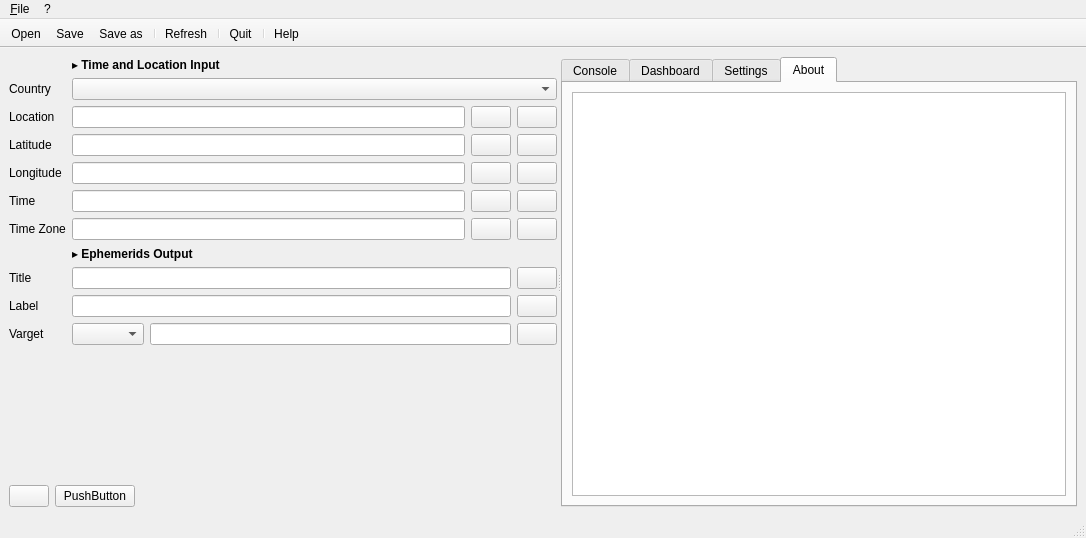
This is MainWindow.ui in jplozf/ephemeeus as Qt 5 draws it before an edit. The edited form follows.
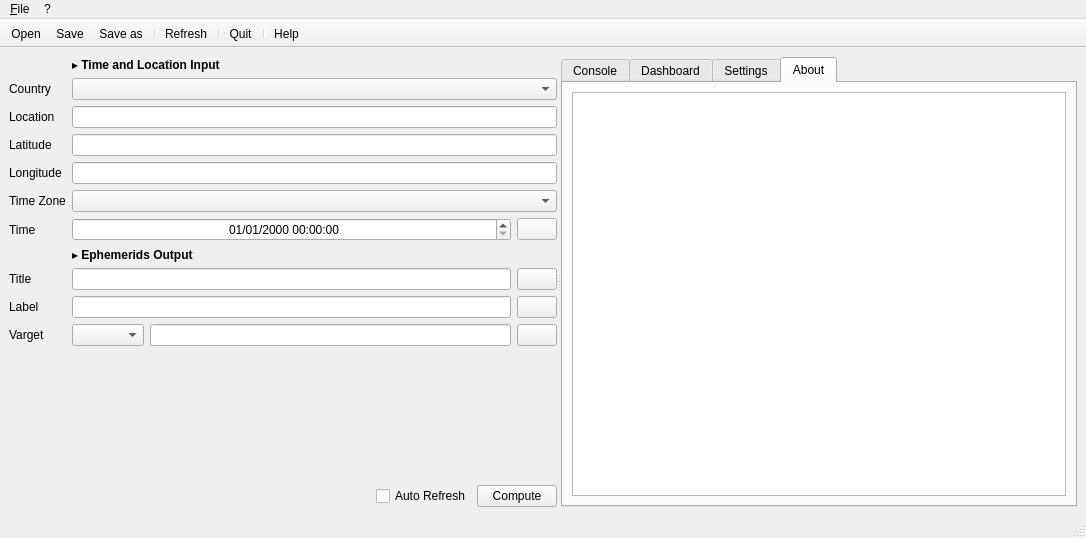
This is the edited form. Icons and pictures are not drawn.

Commit message: Fixed inputs for location & time Added MRU files list

What changed in the file:
```diff
--- a/MainWindow.ui
+++ b/MainWindow.ui
@@ -46,28 +46,6 @@
             <item>
              <widget class="QLineEdit" name="txtLocation"/>
             </item>
-            <item>
-             <widget class="QPushButton" name="pushButton">
-              <property name="text">
-               <string/>
-              </property>
-              <property name="icon">
-               <iconset resource="ephemeeus.qrc">
-                <normaloff>:/16x16/Rotate.png</normaloff>:/16x16/Rotate.png</iconset>
-              </property>
-             </widget>
-            </item>
-            <item>
-             <widget class="QPushButton" name="pushButton_2">
-              <property name="text">
-               <string/>
-              </property>
-              <property name="icon">
-               <iconset resource="ephemeeus.qrc">
-                <normaloff>:/16x16/Pen.png</normaloff>:/16x16/Pen.png</iconset>
-              </property>
-             </widget>
-            </item>
            </layout>
           </item>
           <item row="3" column="0">
@@ -89,28 +67,6 @@
               </property>
              </widget>
             </item>
-            <item>
-             <widget class="QPushButton" name="pushButton_10">
-              <property name="text">
-               <string/>
-              </property>
-              <property name="icon">
-               <iconset resource="ephemeeus.qrc">
-                <normaloff>:/16x16/Lock.png</normaloff>:/16x16/Lock.png</iconset>
-              </property>
-             </widget>
-            </item>
-            <item>
-             <widget class="QPushButton" name="pushButton_8">
-              <property name="text">
-               <string/>
-              </property>
-              <property name="icon">
-               <iconset resource="ephemeeus.qrc">
-                <normaloff>:/16x16/Write.png</normaloff>:/16x16/Write.png</iconset>
-              </property>
-             </widget>
-            </item>
            </layout>
           </item>
           <item row="4" column="0">
@@ -132,86 +88,44 @@
               </property>
              </widget>
             </item>
-            <item>
-             <widget class="QPushButton" name="pushButton_12">
-              <property name="text">
-               <string/>
-              </property>
-              <property name="icon">
-               <iconset resource="ephemeeus.qrc">
-                <normaloff>:/16x16/Lock.png</normaloff>:/16x16/Lock.png</iconset>
-              </property>
-             </widget>
-            </item>
-            <item>
-             <widget class="QPushButton" name="pushButton_11">
-              <property name="text">
-               <string/>
-              </property>
-              <property name="icon">
-               <iconset resource="ephemeeus.qrc">
-                <normaloff>:/16x16/Write.png</normaloff>:/16x16/Write.png</iconset>
-              </property>
-             </widget>
-            </item>
            </layout>
           </item>
           <item row="5" column="0">
            <widget class="QLabel" name="label_2">
             <property name="text">
-             <string>Time</string>
+             <string>Time Zone</string>
             </property>
            </widget>
           </item>
           <item row="5" column="1">
            <layout class="QHBoxLayout" name="horizontalLayout_3">
             <item>
-             <widget class="QLineEdit" name="lineEdit_2"/>
-            </item>
-            <item>
-             <widget class="QPushButton" name="pushButton_3">
-              <property name="text">
-               <string/>
-              </property>
-              <property name="icon">
-               <iconset resource="ephemeeus.qrc">
-                <normaloff>:/16x16/Rotate.png</normaloff>:/16x16/Rotate.png</iconset>
-              </property>
-             </widget>
-            </item>
-            <item>
-             <widget class="QPushButton" name="pushButton_4">
-              <property name="text">
-               <string/>
-              </property>
-              <property name="icon">
-               <iconset resource="ephemeeus.qrc">
-                <normaloff>:/16x16/Pen.png</normaloff>:/16x16/Pen.png</iconset>
-              </property>
-             </widget>
+             <widget class="QComboBox" name="cbxTimeZone"/>
             </item>
            </layout>
           </item>
           <item row="6" column="0">
            <widget class="QLabel" name="label_3">
             <property name="text">
-             <string>Time Zone</string>
+             <string>Time</string>
             </property>
            </widget>
           </item>
           <item row="6" column="1">
            <layout class="QHBoxLayout" name="horizontalLayout_4">
             <item>
-             <widget class="QLineEdit" name="lineEdit_3"/>
-            </item>
-            <item>
-             <widget class="QPushButton" name="pushButton_5">
-              <property name="text">
-               <string/>
+             <widget class="QDateTimeEdit" name="txtTime">
+              <property name="sizePolicy">
+               <sizepolicy hsizetype="Expanding" vsizetype="Fixed">
+                <horstretch>0</horstretch>
+                <verstretch>0</verstretch>
+               </sizepolicy>
               </property>
-              <property name="icon">
-               <iconset resource="ephemeeus.qrc">
-                <normaloff>:/16x16/Rotate.png</normaloff>:/16x16/Rotate.png</iconset>
+              <property name="alignment">
+               <set>Qt::AlignCenter</set>
+              </property>
+              <property name="displayFormat">
+               <string>dd/MM/yyyy HH:mm:ss</string>
               </property>
              </widget>
             </item>
@@ -363,24 +277,6 @@
           <item>
            <layout class="QVBoxLayout" name="verticalLayout"/>
           </item>
-          <item>
-           <widget class="QPushButton" name="btnRefresh">
-            <property name="text">
-             <string/>
-            </property>
-            <property name="icon">
-             <iconset resource="ephemeeus.qrc">
-              <normaloff>:/16x16/Refresh.png</normaloff>:/16x16/Refresh.png</iconset>
-            </property>
-           </widget>
-          </item>
-          <item>
-           <widget class="QPushButton" name="pushButton_9">
-            <property name="text">
-             <string>PushButton</string>
-            </property>
-           </widget>
-          </item>
           <item>
            <spacer name="horizontalSpacer_2">
             <property name="orientation">
@@ -394,6 +290,24 @@
             </property>
            </spacer>
           </item>
+          <item>
+           <widget class="QCheckBox" name="chkAutoRefresh">
+            <property name="text">
+             <string>Auto Refresh</string>
+            </property>
+           </widget>
+          </item>
+          <item>
+           <widget class="QPushButton" name="btnCompute">
+            <property name="text">
+             <string>Compute</string>
+            </property>
+            <property name="icon">
+             <iconset resource="ephemeeus.qrc">
+              <normaloff>:/16x16/Refresh.png</normaloff>:/16x16/Refresh.png</iconset>
+            </property>
+           </widget>
+          </item>
          </layout>
         </item>
        </layout>
```
Left out of the diff: 57 changed lines with no effect on the pictures. The commit also changes 29 other files.
